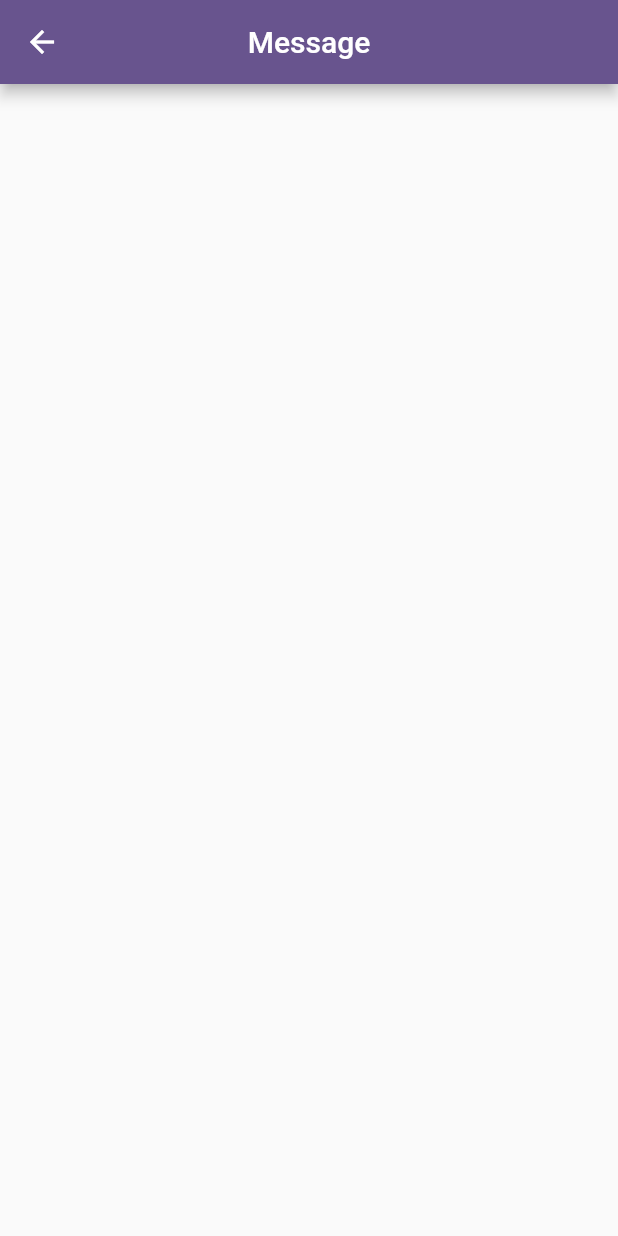
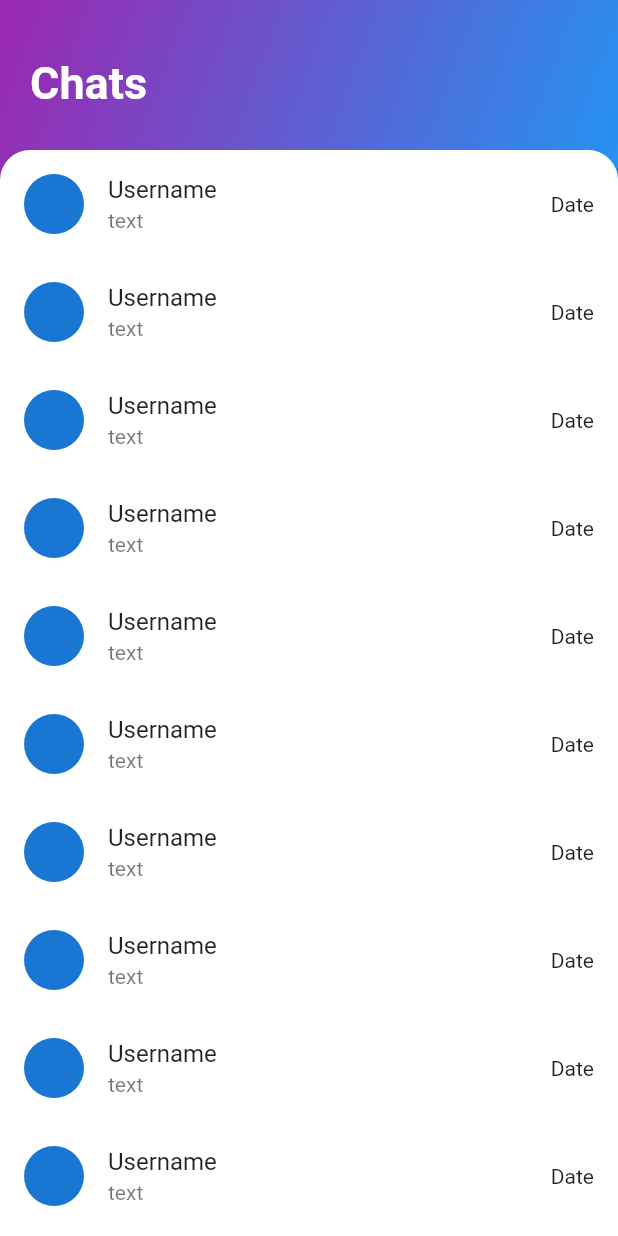
Before and after one commit to safvansafvan/firebase_msg, a Flutter app: the HomeView screen opened directly, on a phone screen of 412 x 824 dp. Run offline on Flutter 3.47's test engine with Material 3 defaults, Android fonts, the phone set to English and light mode, and no system bars; our stand-ins replace connectivity_plus, firebase_auth, firebase_core, fluttertoast, get; accounts and stored records are empty.

Commit message:
home screen ui completed

```diff
--- a/lib/controller/getx/login_controller.dart
+++ b/lib/controller/getx/login_controller.dart
@@ -10,6 +10,7 @@ import 'package:firebase_auth/firebase_auth.dart';
 class LoginCtrl extends GetxController {
   FirebaseAuth auth = FirebaseAuth.instance;
   TextEditingController emailCtrl = TextEditingController();
+  TextEditingController nameCtrl = TextEditingController();
   TextEditingController passCtrl = TextEditingController();
   bool isSignUpLoading = false;
   RxBool passwordVisible = true.obs;
--- a/lib/main.dart
+++ b/lib/main.dart
@@ -1,5 +1,5 @@
 import 'package:firebase_core/firebase_core.dart';
-import 'package:firebase_msg/view/auth/signin.dart';
+import 'package:firebase_msg/controller/getx/login_controller.dart';
 import 'package:flutter/material.dart';
 import 'package:get/get.dart';
 
@@ -14,13 +14,14 @@ class MyApp extends StatelessWidget {
 
   @override
   Widget build(BuildContext context) {
+    LoginCtrl ctrl = LoginCtrl();
     return GetMaterialApp(
       title: 'chat app',
       theme: ThemeData(
         colorScheme: ColorScheme.fromSeed(seedColor: Colors.deepPurple),
         useMaterial3: false,
       ),
-      home: LoginView(),
+      home: ctrl.handleScreens(context),
       debugShowCheckedModeBanner: false,
     );
   }
--- a/lib/view/home.dart
+++ b/lib/view/home.dart
@@ -5,10 +5,59 @@ class HomeView extends StatelessWidget {
 
   @override
   Widget build(BuildContext context) {
+    var screenSize = MediaQuery.of(context).size;
     return Scaffold(
-      appBar: AppBar(
-        title: const Text('Message'),
-        centerTitle: true,
+      body: SingleChildScrollView(
+        child: SizedBox(
+          height: screenSize.height,
+          child: Stack(
+            children: [
+              Container(
+                height: screenSize.height / 5.5,
+                width: screenSize.width,
+                decoration: const BoxDecoration(
+                  gradient: LinearGradient(
+                    colors: [Colors.purple, Colors.blue],
+                    begin: Alignment.topLeft,
+                    end: AlignmentDirectional.bottomEnd,
+                  ),
+                ),
+                child: const SafeArea(
+                    child: Padding(
+                  padding: EdgeInsets.only(top: 38.0, left: 20),
+                  child: Text(
+                    'Chats',
+                    style: TextStyle(
+                        fontSize: 30,
+                        color: Colors.white,
+                        fontWeight: FontWeight.bold),
+                  ),
+                )),
+              ),
+              Container(
+                margin: const EdgeInsets.only(top: 100),
+                decoration: const BoxDecoration(
+                    color: Colors.white,
+                    borderRadius: BorderRadius.only(
+                        topLeft: Radius.circular(20),
+                        topRight: Radius.circular(20))),
+                child: ListView.builder(
+                  itemCount: 20,
+                  itemBuilder: (context, index) {
+                    return Container(
+                      child: ListTile(
+                        leading: CircleAvatar(),
+                        title: Text('Username'),
+                        subtitle: Text('text'),
+                        trailing: Text('Date'),
+                      ),
+                    );
+                  },
+                ),
+              ),
+            ],
+          ),
+        ),
       ),
     );
   }
```
Also changed, not shown: lib/view/auth/signin.dart (+10 -3 lines), lib/view/auth/signup.dart (+11 -4 lines).
